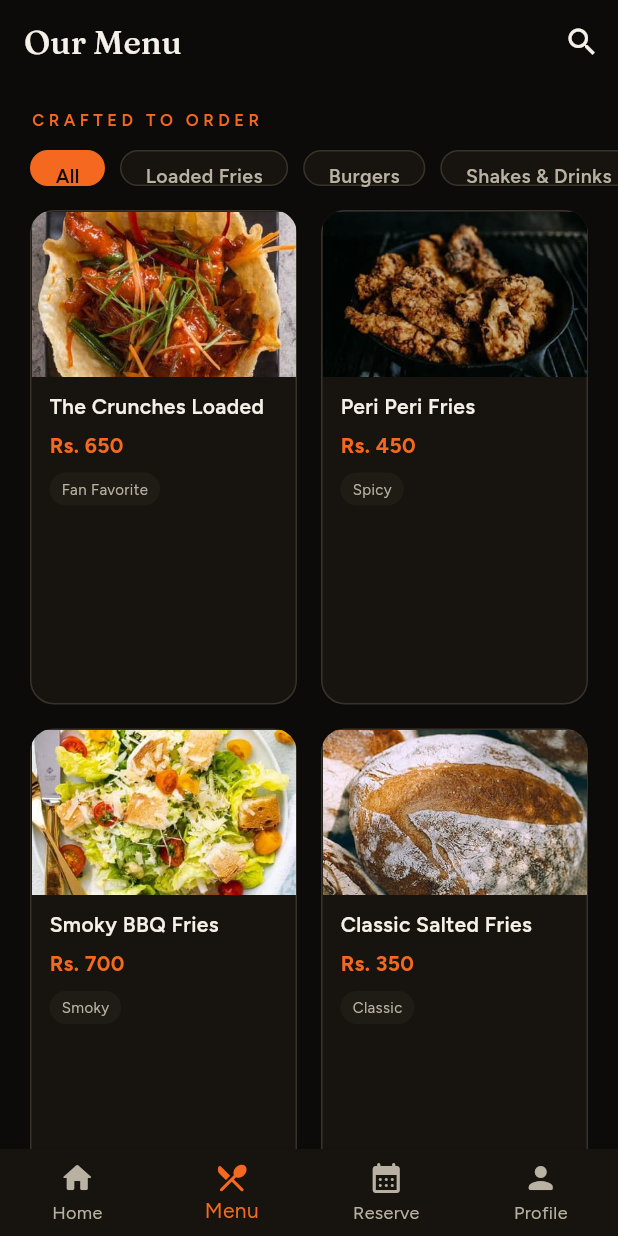
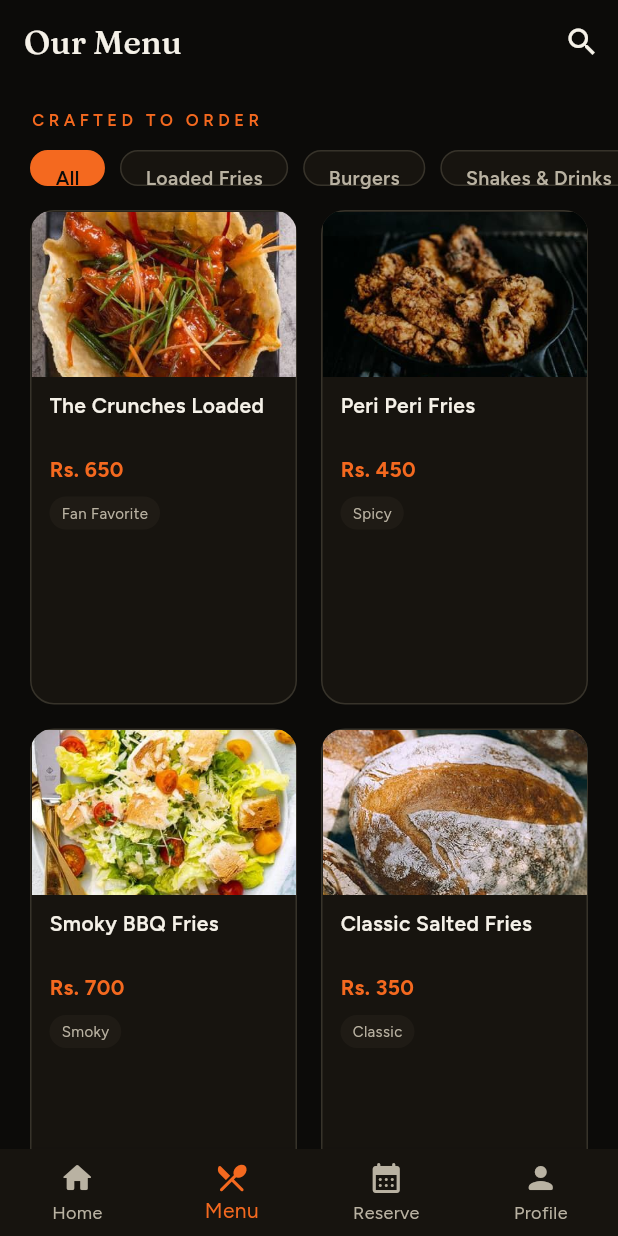
Before and after one commit to sytal/kavo-app, a Flutter app: the screen it shows after launch, item 2 of the bottom bar chosen, on a phone screen of 412 x 824 dp. Run offline on Flutter 3.47's test engine with Material 3 defaults, Android fonts, the phone set to English and light mode, and no system bars; our stand-ins replace google_fonts, shared_preferences; accounts and stored records are empty.

Commit message:
Fix chip text vertical alignment and inconsistent card layout
Category chip labels (e.g. "All") were sitting low in their capsule.
Menu cards also shifted price/tag position depending on whether the
dish name wrapped to 1 or 2 lines. Both now use fixed-height reserved
regions so every card/chip lines up the same way.

Co-Authored-By: Claude Sonnet 5 <noreply@anthropic.com>

```diff
--- a/lib/screens/menu/menu_screen.dart
+++ b/lib/screens/menu/menu_screen.dart
@@ -179,11 +179,16 @@ class _CategoryChip extends StatelessWidget {
           label,
           softWrap: false,
           overflow: TextOverflow.visible,
+          textAlign: TextAlign.center,
+          textHeightBehavior: const TextHeightBehavior(
+            applyHeightToFirstAscent: false,
+            applyHeightToLastDescent: false,
+          ),
           style: TextStyle(
             color: selected ? AppColors.background : AppColors.foregroundMuted,
             fontWeight: FontWeight.w600,
             fontSize: 13,
-            height: 1.0,
+            height: 1.2,
           ),
         ),
       ),
@@ -226,7 +231,12 @@ class _MenuCard extends StatelessWidget {
                 mainAxisSize: MainAxisSize.min,
                 crossAxisAlignment: CrossAxisAlignment.start,
                 children: [
-                  Text(
+                  // Fixed 2-line height regardless of whether the name
+                  // actually wraps, so price/tag sit at the same y-position
+                  // on every card instead of shifting with name length.
+                  SizedBox(
+                    height: 36,
+                    child: Text(
                       item.name,
                       maxLines: 2,
                       overflow: TextOverflow.ellipsis,
@@ -234,6 +244,8 @@ class _MenuCard extends StatelessWidget {
                         color: AppColors.foreground,
                         fontWeight: FontWeight.w600,
                         fontSize: 14,
+                        height: 1.3,
+                      ),
                     ),
                   ),
                   const SizedBox(height: 6),
@@ -245,9 +257,16 @@ class _MenuCard extends StatelessWidget {
                       fontSize: 14,
                     ),
                   ),
-                  if (item.tags.isNotEmpty) ...[
+                  // Reserve the tag row's height too (even when a dish has
+                  // no tags) so every card is the same total height.
                   const SizedBox(height: 8),
-                    Container(
+                  SizedBox(
+                    height: 22,
+                    child: item.tags.isEmpty
+                        ? null
+                        : Align(
+                            alignment: Alignment.centerLeft,
+                            child: Container(
                               padding: const EdgeInsets.symmetric(horizontal: 8, vertical: 4),
                               decoration: BoxDecoration(
                                 color: AppColors.surfaceAlt,
@@ -261,7 +280,8 @@ class _MenuCard extends StatelessWidget {
                                 ),
                               ),
                             ),
-                  ],
+                          ),
+                  ),
                 ],
               ),
             ),
```
Also changed, not shown: lib/screens/orders/checkout_screen.dart (+69 -8 lines), lib/services/cart_service.dart (added, +82 -0 lines). Lines whose indentation alone changed are shown as unchanged.
